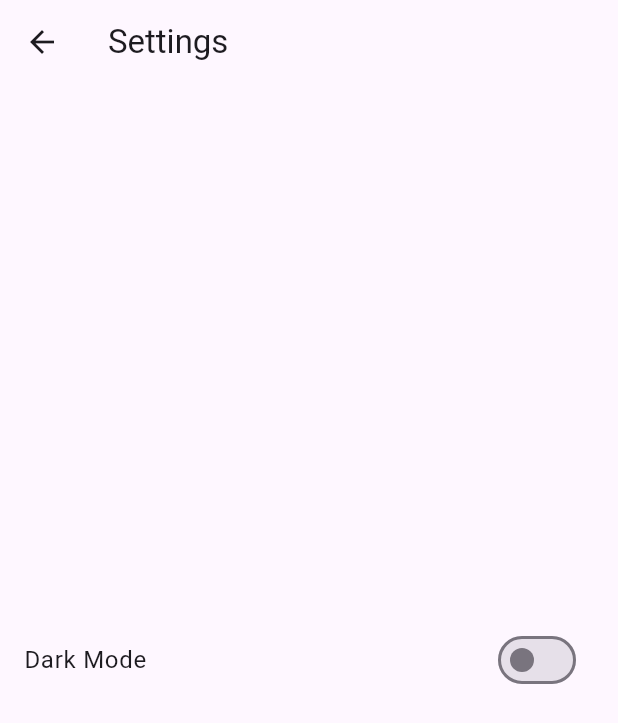
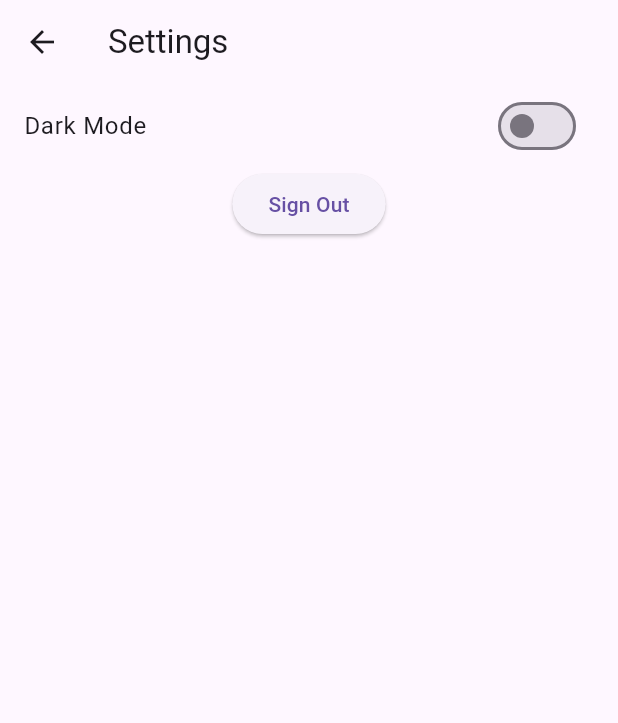
Before and after one commit to oussama12DEV/LangVerse, a Flutter app: the SettingsPage screen opened directly, on a phone screen of 412 x 824 dp. Shown: the top 723 px of the screen. Run offline on Flutter 3.47's test engine with Material 3 defaults, Android fonts, the light colour scheme and no system bars; our stand-ins replace cloud_firestore, firebase_auth, firebase_core, fluttertoast, font_awesome_flutter; accounts and stored records are empty.

Commit message:
Added Page access permissions logic + signout button

```diff
--- a/lib/pages/settings_page.dart
+++ b/lib/pages/settings_page.dart
@@ -1,5 +1,6 @@
 // Import necessary packages
 import 'package:flutter/material.dart';
+import 'package:langverse/services/auth_service.dart';
 import 'package:provider/provider.dart';
 import 'package:langverse/preferences/theme_provider.dart';
 
@@ -12,12 +13,23 @@ class SettingsPage extends StatelessWidget {
         title: const Text('Settings'),
       ),
       body: Center(
-        child: SwitchListTile(
-          title: const Text('Dark Mode'),
-          value: themeProvider.darkTheme,
-          onChanged: (bool value) {
-            themeProvider.darkTheme = value;
-          },
+        child: Column(
+          children: [
+            SwitchListTile(
+              title: const Text('Dark Mode'),
+              value: themeProvider.darkTheme,
+              onChanged: (bool value) {
+                themeProvider.darkTheme = value;
+              },
+            ),
+            ElevatedButton(
+              onPressed: () async {
+                await AuthService().signOut();
+                Navigator.pushReplacementNamed(context, '/login');
+              },
+              child: Text('Sign Out'),
+            ),
+          ],
         ),
       ),
     );
--- a/lib/services/auth_service.dart
+++ b/lib/services/auth_service.dart
@@ -6,6 +6,7 @@ import 'package:fluttertoast/fluttertoast.dart';
 class AuthService {
   final FirebaseAuth _auth = FirebaseAuth.instance;
   final FirebaseFirestore _firestore = FirebaseFirestore.instance;
+  Stream<User?> get authStateChanges => _auth.authStateChanges();
 
   // Sign in with email and password
   Future<User?> signInWithEmailPassword(String email, String password) async {
```
Also changed, not shown: lib/main.dart (+37 -5 lines).
